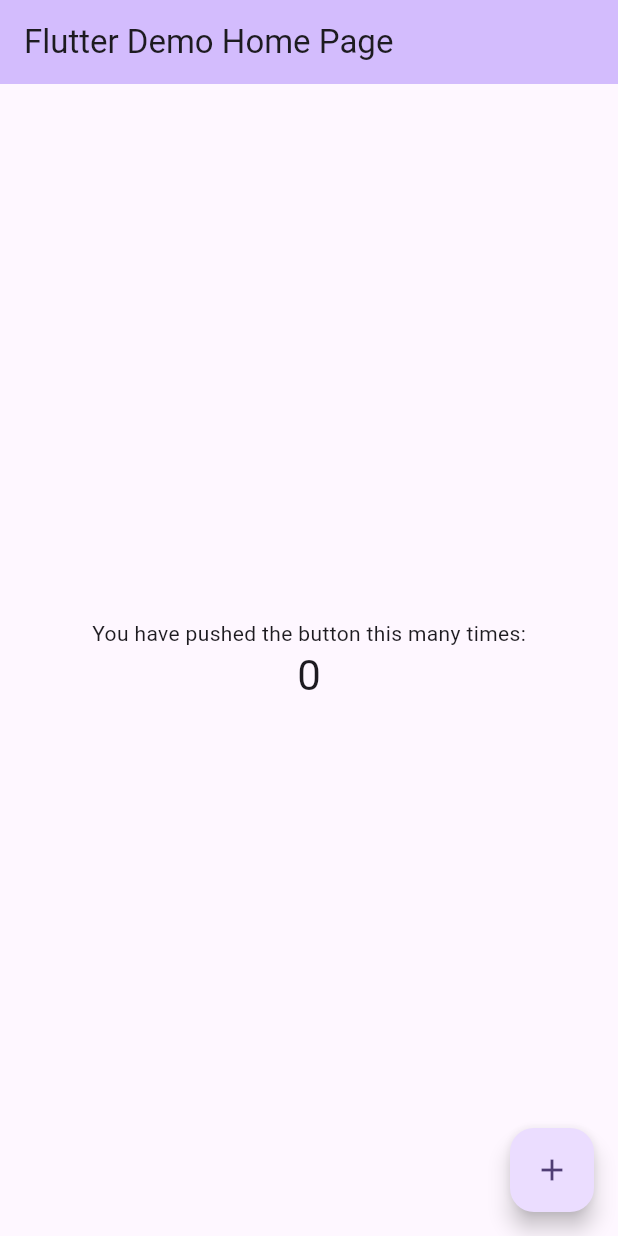
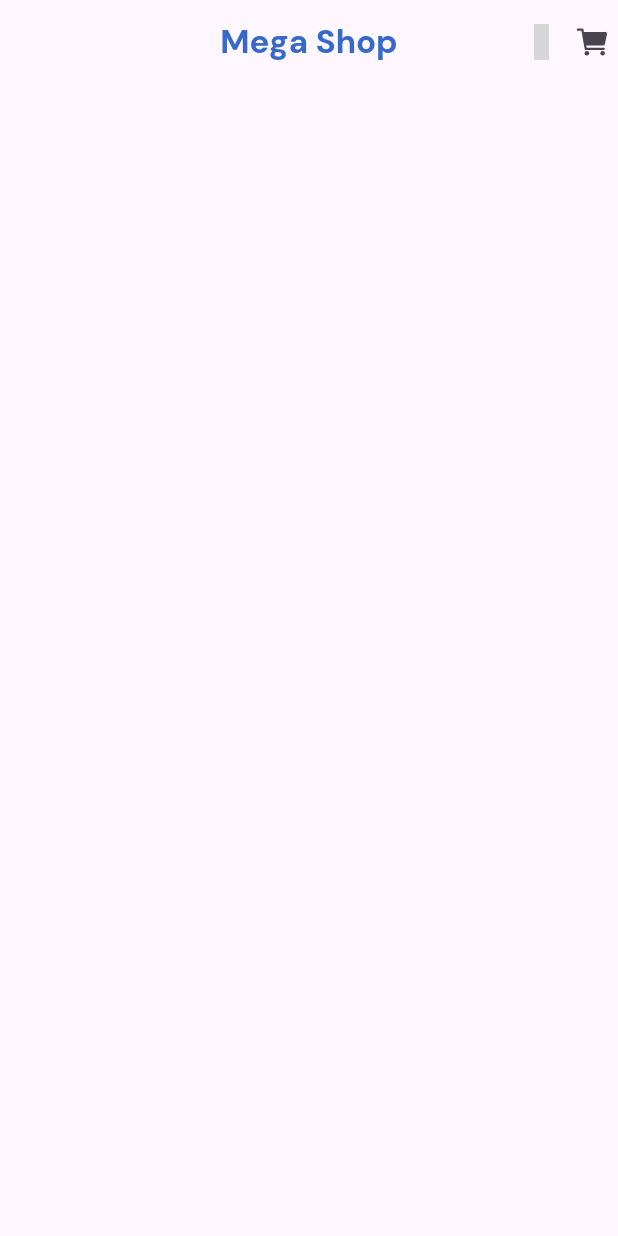
Before and after one commit to saif-pain/mad_lab_ecommerce_site_project, a Flutter app: the screen it shows after launch, on a phone screen of 412 x 824 dp. Run offline on Flutter 3.47's test engine with Material 3 defaults, Android fonts, the phone set to English and light mode, and no system bars; our stand-ins replace icons_plus; grey boxes are pictures that could not be loaded.

Commit message:
1st_task

```diff
--- /dev/null
+++ b/lib/common/widgets/app_bar.dart
@@ -0,0 +1,42 @@
+import 'package:flutter/material.dart';
+import 'package:icons_plus/icons_plus.dart';
+import 'package:mad_lab_ecommerce_site_project/utilities/constants/colors.dart';
+
+class Home extends StatelessWidget {
+  const Home({super.key});
+
+  @override
+  Widget build(BuildContext context) {
+    return Scaffold(
+      appBar: FAppBar(),
+    );
+  }
+}
+
+class FAppBar extends StatelessWidget implements PreferredSizeWidget {
+  const FAppBar({
+    super.key,
+  });
+  @override
+  Size get preferredSize => const Size.fromHeight(kToolbarHeight);
+
+  @override
+  Widget build(BuildContext context) {
+    return AppBar(
+      title: Text(
+        "Mega Shop",
+        style: TextStyle(
+            fontFamily: "DMSans",
+            fontWeight: FontWeight.w700,
+            color: Fcolors.ocenBlue),
+      ),
+      centerTitle: true,
+      actions: [
+        Container(
+            padding: EdgeInsets.all(5),
+            child: Icon(Iconsax.notification_bing_outline)),
+        Container(padding: EdgeInsets.all(5), child: Icon(IonIcons.cart)),
+      ],
+    );
+  }
+}
--- a/lib/main.dart
+++ b/lib/main.dart
@@ -1,125 +1,18 @@
 import 'package:flutter/material.dart';
+import 'package:mad_lab_ecommerce_site_project/screens/home/pages/home.dart';
 
 void main() {
-  runApp(const MyApp());
+  runApp(const MyEcom());
 }
 
-class MyApp extends StatelessWidget {
-  const MyApp({super.key});
+class MyEcom extends StatelessWidget {
+  const MyEcom({super.key});
 
-  // This widget is the root of your application.
   @override
   Widget build(BuildContext context) {
     return MaterialApp(
-      title: 'Flutter Demo',
-      theme: ThemeData(
-        // This is the theme of your application.
-        //
-        // TRY THIS: Try running your application with "flutter run". You'll see
-        // the application has a purple toolbar. Then, without quitting the app,
-        // try changing the seedColor in the colorScheme below to Colors.green
-        // and then invoke "hot reload" (save your changes or press the "hot
-        // reload" button in a Flutter-supported IDE, or press "r" if you used
-        // the command line to start the app).
-        //
-        // Notice that the counter didn't reset back to zero; the application
-        // state is not lost during the reload. To reset the state, use hot
-        // restart instead.
-        //
-        // This works for code too, not just values: Most code changes can be
-        // tested with just a hot reload.
-        colorScheme: ColorScheme.fromSeed(seedColor: Colors.deepPurple),
-        useMaterial3: true,
-      ),
-      home: const MyHomePage(title: 'Flutter Demo Home Page'),
+      title: "Freebies E-Commerce",
+      home: Home(),
     );
   }
 }
-
-class MyHomePage extends StatefulWidget {
-  const MyHomePage({super.key, required this.title});
-
-  // This widget is the home page of your application. It is stateful, meaning
-  // that it has a State object (defined below) that contains fields that affect
-  // how it looks.
-
-  // This class is the configuration for the state. It holds the values (in this
-  // case the title) provided by the parent (in this case the App widget) and
-  // used by the build method of the State. Fields in a Widget subclass are
-  // always marked "final".
-
-  final String title;
-
-  @override
-  State<MyHomePage> createState() => _MyHomePageState();
-}
-
-class _MyHomePageState extends State<MyHomePage> {
-  int _counter = 0;
-
-  void _incrementCounter() {
-    setState(() {
-      // This call to setState tells the Flutter framework that something has
-      // changed in this State, which causes it to rerun the build method below
-      // so that the display can reflect the updated values. If we changed
-      // _counter without calling setState(), then the build method would not be
-      // called again, and so nothing would appear to happen.
-      _counter++;
-    });
-  }
-
-  @override
-  Widget build(BuildContext context) {
-    // This method is rerun every time setState is called, for instance as done
-    // by the _incrementCounter method above.
-    //
-    // The Flutter framework has been optimized to make rerunning build methods
-    // fast, so that you can just rebuild anything that needs updating rather
-    // than having to individually change instances of widgets.
-    return Scaffold(
-      appBar: AppBar(
-        // TRY THIS: Try changing the color here to a specific color (to
-        // Colors.amber, perhaps?) and trigger a hot reload to see the AppBar
-        // change color while the other colors stay the same.
-        backgroundColor: Theme.of(context).colorScheme.inversePrimary,
-        // Here we take the value from the MyHomePage object that was created by
-        // the App.build method, and use it to set our appbar title.
-        title: Text(widget.title),
-      ),
-      body: Center(
-        // Center is a layout widget. It takes a single child and positions it
-        // in the middle of the parent.
-        child: Column(
-          // Column is also a layout widget. It takes a list of children and
-          // arranges them vertically. By default, it sizes itself to fit its
-          // children horizontally, and tries to be as tall as its parent.
-          //
-          // Column has various properties to control how it sizes itself and
-          // how it positions its children. Here we use mainAxisAlignment to
-          // center the children vertically; the main axis here is the vertical
-          // axis because Columns are vertical (the cross axis would be
-          // horizontal).
-          //
-          // TRY THIS: Invoke "debug painting" (choose the "Toggle Debug Paint"
-          // action in the IDE, or press "p" in the console), to see the
-          // wireframe for each widget.
-          mainAxisAlignment: MainAxisAlignment.center,
-          children: <Widget>[
-            const Text(
-              'You have pushed the button this many times:',
-            ),
-            Text(
-              '$_counter',
-              style: Theme.of(context).textTheme.headlineMedium,
-            ),
-          ],
-        ),
-      ),
-      floatingActionButton: FloatingActionButton(
-        onPressed: _incrementCounter,
-        tooltip: 'Increment',
-        child: const Icon(Icons.add),
-      ), // This trailing comma makes auto-formatting nicer for build methods.
-    );
-  }
-}
--- /dev/null
+++ b/lib/screens/home/pages/home.dart
@@ -0,0 +1,42 @@
+import 'package:flutter/material.dart';
+import 'package:icons_plus/icons_plus.dart';
+import 'package:mad_lab_ecommerce_site_project/utilities/constants/colors.dart';
+
+class Home extends StatelessWidget {
+  const Home({super.key});
+
+  @override
+  Widget build(BuildContext context) {
+    return Scaffold(
+      appBar: FAppBar(),
+    );
+  }
+}
+
+class FAppBar extends StatelessWidget implements PreferredSizeWidget {
+  const FAppBar({
+    super.key,
+  });
+  @override
+  Size get preferredSize => const Size.fromHeight(kToolbarHeight);
+
+  @override
+  Widget build(BuildContext context) {
+    return AppBar(
+      title: Text(
+        "Mega Shop",
+        style: TextStyle(
+            fontFamily: "DMSans",
+            fontWeight: FontWeight.w700,
+            color: Fcolors.ocenBlue),
+      ),
+      centerTitle: true,
+      actions: [
+        Container(
+            padding: EdgeInsets.all(5),
+            child: Icon(Iconsax.notification_bing_outline)),
+        Container(padding: EdgeInsets.all(5), child: Icon(IonIcons.cart)),
+      ],
+    );
+  }
+}
--- /dev/null
+++ b/lib/utilities/constants/colors.dart
@@ -0,0 +1,27 @@
+import 'package:flutter/material.dart';
+
+class Fcolors {
+
+  //primary colors
+  static const primary = Color(0xFF5CC936);
+  static const primaryOrange = Color(0xFFFFC120);
+  static const primaryNavy = Color(0xFF13181F);
+  static const pureWhite = Color(0xFFFFFFFF);
+
+  //secondary colors
+  static const secondary = Color(0xFF3A9B7A);
+  static const secondaryRed = Color(0xFFC93545);
+  static const halfgrey = Color(0xFFC4C5C4);
+  static const darkgrey = Color(0xFF838589);
+  static const softgrey = Color(0xFFEDEDED);
+  static const offgrey = Color(0xFFFAFAFA);
+
+  //label colors
+  static const offblue = Color(0xFFEFF5FB);
+  static const offgreen = Color(0xFFEEFAF6);
+  static const offred = Color(0xFFFCECEF);
+
+  //font colors
+  static const ocenBlue = Color(0xFF3669C9);
+
+}
```
Also changed, not shown: pubspec.yaml (+10 -6 lines), assets/fonts/DMSans_18pt-Bold.ttf (added), assets/fonts/DMSans_18pt-Italic.ttf (added), assets/fonts/DMSans_18pt-Light.ttf (added), assets/fonts/DMSans_18pt-Medium.ttf (added), assets/fonts/DMSans_18pt-Regular.ttf (added), assets/fonts/DMSans_18pt-SemiBold.ttf (added), pubspec.lock, 1 other file.
